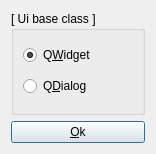
shujaatak/exaro, file apps/designer/designeruitype.ui: the form before one commit.
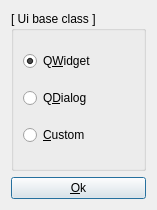
The form after the commit.

Commit message: added custon base class to uis

What changed in the file:
```diff
--- a/apps/designer/designeruitype.ui
+++ b/apps/designer/designeruitype.ui
@@ -5,21 +5,21 @@
    <rect>
     <x>0</x>
     <y>0</y>
-    <width>156</width>
-    <height>154</height>
+    <width>157</width>
+    <height>210</height>
    </rect>
   </property>
   <property name="windowTitle" >
    <string>Ui</string>
   </property>
-  <layout class="QGridLayout" name="gridLayout" >
-   <item row="0" column="0" >
+  <layout class="QVBoxLayout" name="verticalLayout_2" >
+   <item>
     <widget class="QGroupBox" name="groupBox" >
      <property name="title" >
       <string>[ Ui base class ]</string>
      </property>
-     <layout class="QGridLayout" name="gridLayout_2" >
-      <item row="0" column="0" >
+     <layout class="QVBoxLayout" name="verticalLayout" >
+      <item>
        <widget class="QRadioButton" name="widgetRadioButton" >
         <property name="text" >
          <string>Q&amp;Widget</string>
@@ -29,17 +29,24 @@
         </property>
        </widget>
       </item>
-      <item row="1" column="0" >
+      <item>
        <widget class="QRadioButton" name="dialogRadioButton" >
         <property name="text" >
          <string>Q&amp;Dialog</string>
         </property>
        </widget>
       </item>
+      <item>
+       <widget class="QRadioButton" name="customRadioButton" >
+        <property name="text" >
+         <string>&amp;Custom</string>
+        </property>
+       </widget>
+      </item>
      </layout>
     </widget>
    </item>
-   <item row="1" column="0" >
+   <item>
     <widget class="QPushButton" name="pushButton" >
      <property name="text" >
       <string>&amp;Ok</string>
```
The commit also changes 1 other file.
